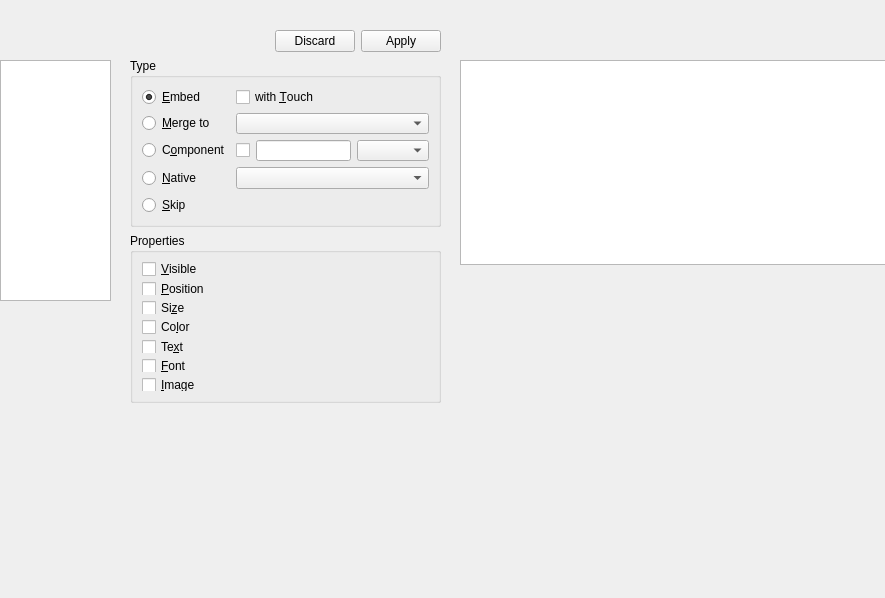
Old version of the form src/apps/psdexporter/psdwidget.ui in the repository signal-slot/qtpsd.
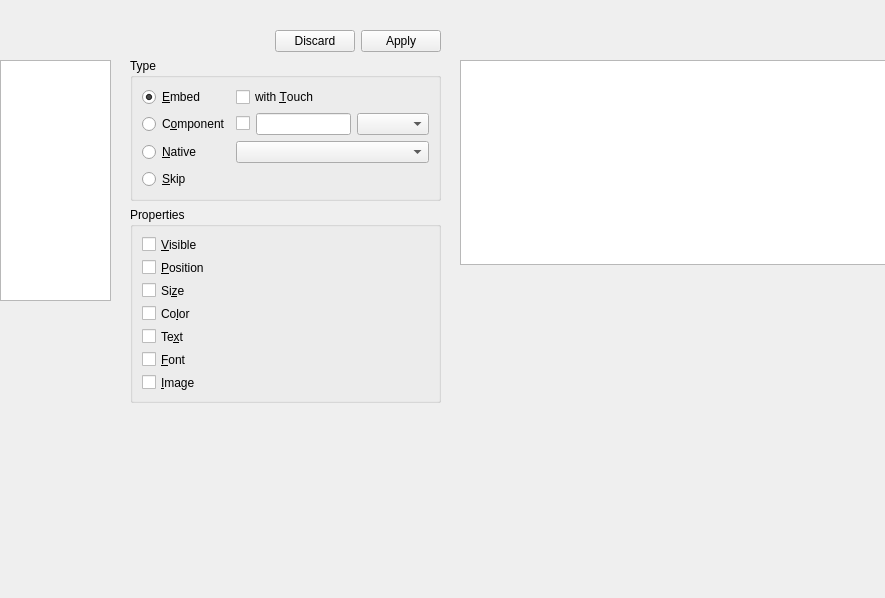
New version of the form. Custom widgets are drawn as their Qt base class.

Commit message: Replace Merge-to push model with Button textSource pull model

Patch:
```diff
--- a/src/apps/psdexporter/psdwidget.ui
+++ b/src/apps/psdexporter/psdwidget.ui
@@ -70,23 +70,13 @@
         </widget>
        </item>
        <item row="1" column="0">
-        <widget class="QRadioButton" name="typeMerge">
-         <property name="text">
-          <string>&amp;Merge to </string>
-         </property>
-        </widget>
-       </item>
-       <item row="1" column="1">
-        <widget class="QComboBox" name="merge"/>
-       </item>
-       <item row="2" column="0">
         <widget class="QRadioButton" name="typeComponent">
          <property name="text">
           <string>C&amp;omponent</string>
          </property>
         </widget>
        </item>
-       <item row="2" column="1">
+       <item row="1" column="1">
         <layout class="QHBoxLayout" name="horizontalLayout_2">
          <item>
           <widget class="QCheckBox" name="customEnabled">
@@ -103,24 +93,24 @@
          </item>
         </layout>
        </item>
-       <item row="3" column="0">
+       <item row="2" column="0">
         <widget class="QRadioButton" name="typeNative">
          <property name="text">
           <string>&amp;Native</string>
          </property>
         </widget>
        </item>
-       <item row="3" column="1">
+       <item row="2" column="1">
         <widget class="QComboBox" name="nativeBase"/>
        </item>
-       <item row="4" column="0">
+       <item row="3" column="0">
         <widget class="QRadioButton" name="typeSkip">
          <property name="text">
           <string>&amp;Skip</string>
          </property>
         </widget>
        </item>
-       <item row="4" column="1">
+       <item row="3" column="1">
         <widget class="QWidget" name="widget" native="true"/>
        </item>
       </layout>
```
The commit also changes 59 other files.
